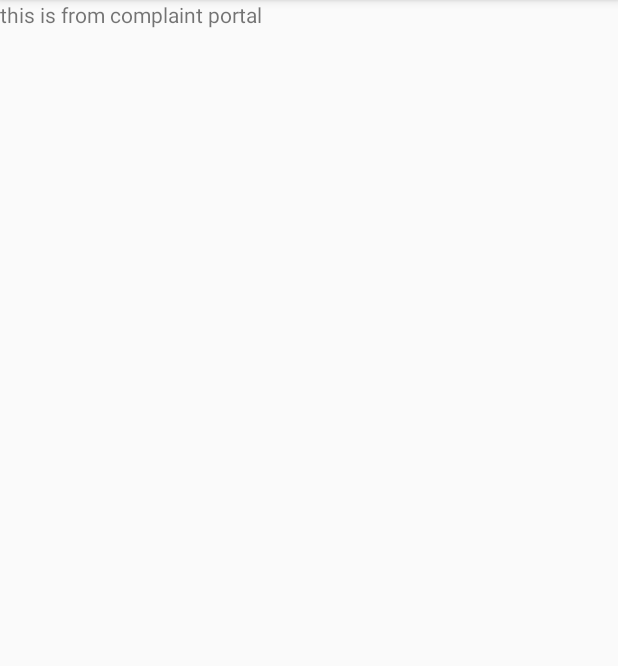
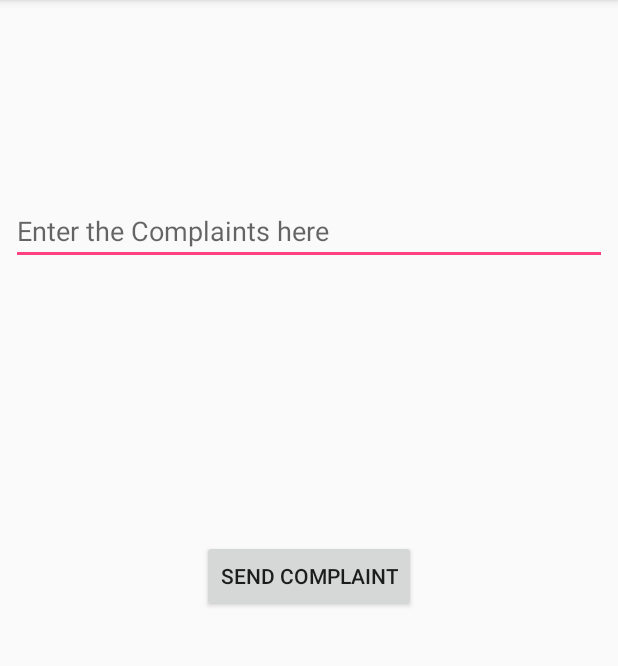
Before and after one commit to aniket0702/Businga, an Android app: the fragment ComplaintPortal shown on its own in the app's theme, on a phone screen of 412 x 824 dp, the part 84-750 px from its top. Run offline under Robolectric (Android 15) with nearby library versions, the phone set to English and light mode, and no system bars; our stand-ins replace Volley.

Commit message:
Complaint portal implemented

```diff
--- a/app/build.gradle
+++ b/app/build.gradle
@@ -26,6 +26,7 @@ dependencies {
     implementation 'com.android.support:support-v4:28.0.0-rc02'
     implementation 'com.android.support.constraint:constraint-layout:1.1.3'
     testImplementation 'junit:junit:4.12'
+    implementation 'com.android.volley:volley:1.0.0'
     androidTestImplementation 'com.android.support.test:runner:1.0.2'
     androidTestImplementation 'com.android.support.test.espresso:espresso-core:3.0.2'
     implementation 'com.android.support:recyclerview-v7:28.0.0-rc02'
--- a/app/src/main/AndroidManifest.xml
+++ b/app/src/main/AndroidManifest.xml
@@ -1,7 +1,7 @@
 <?xml version="1.0" encoding="utf-8"?>
 <manifest xmlns:android="http://schemas.android.com/apk/res/android"
     package="com.example.aniket.businga">
-
+    <uses-permission android:name="android.permission.INTERNET" />
     <application
         android:allowBackup="true"
         android:icon="@mipmap/ic_launcher"
--- a/app/src/main/java/com/example/aniket/businga/BusTrack.java
+++ b/app/src/main/java/com/example/aniket/businga/BusTrack.java
@@ -33,7 +33,7 @@ public class BusTrack extends Fragment {
 
     private void initializeData(){
         details = new ArrayList<>();
-        details.add(new BusTrackItemDetails("driver1", "79fjksfdhfdfa438"));
+        details.add(new BusTrackItemDetails("driver1", "79fjksfdh9fdfa438"));
         details.add(new BusTrackItemDetails("driver2", "789dafa34"));
         details.add(new BusTrackItemDetails("driver3", "7549fdsaf7"));
     }
--- a/app/src/main/java/com/example/aniket/businga/BusTrackItemDetails.java
+++ b/app/src/main/java/com/example/aniket/businga/BusTrackItemDetails.java
@@ -8,4 +8,5 @@ public class BusTrackItemDetails {
         this.driverName = driverName;
         this.busNumber = busNumber;
     }
+
 }
--- a/app/src/main/java/com/example/aniket/businga/ComplaintPortal.java
+++ b/app/src/main/java/com/example/aniket/businga/ComplaintPortal.java
@@ -1,17 +1,99 @@
 package com.example.aniket.businga;
 
+import android.app.ProgressDialog;
+import android.content.Context;
+import android.content.SharedPreferences;
 import android.os.Bundle;
 import android.support.annotation.NonNull;
 import android.support.annotation.Nullable;
 import android.support.v4.app.Fragment;
+import android.util.Log;
 import android.view.LayoutInflater;
 import android.view.View;
 import android.view.ViewGroup;
+import android.widget.Button;
+import android.widget.EditText;
+import android.widget.Toast;
+
+import com.android.volley.Request;
+import com.android.volley.RequestQueue;
+import com.android.volley.Response;
+import com.android.volley.VolleyError;
+import com.android.volley.toolbox.StringRequest;
+import com.android.volley.toolbox.Volley;
+
+import java.text.DateFormat;
+import java.util.Date;
+import java.util.HashMap;
+import java.util.Map;
+
+import static android.content.ContentValues.TAG;
 
 public class ComplaintPortal extends Fragment {
+    ProgressDialog progressDialog;
+    Button button;
+    EditText complaintPortalText;
     @Nullable
     @Override
     public View onCreateView(@NonNull LayoutInflater inflater, @Nullable ViewGroup container, @Nullable Bundle savedInstanceState) {
-        return inflater.inflate(R.layout.fragment_complaint_portal, container, false);
+        View view =  inflater.inflate(R.layout.fragment_complaint_portal, container, false);
+
+        complaintPortalText = view.findViewById(R.id.complaintPortalText);
+        button = view.findViewById(R.id.complaintSendButton);
+        SharedPreferences sharedPreferences = getContext().getSharedPreferences("Mypref",Context.MODE_PRIVATE);
+        final String name = sharedPreferences.getString("Name", " ");
+        button.setOnClickListener(new View.OnClickListener() {
+            @Override
+            public void onClick(View view) {
+                String currentDateTimeString = DateFormat.getDateTimeInstance().format(new Date());
+                String complaint;
+                complaint = complaintPortalText.getText().toString();
+
+                if (complaint.trim().length()==0) {
+                    Toast.makeText(getContext(), "Enter something!", Toast.LENGTH_SHORT).show();
+                }else{
+                    progressDialog=new ProgressDialog(getContext());
+                    progressDialog.setTitle("Authenticate");;
+                    progressDialog.setMessage("Authenticating...");
+                    progressDialog.show();
+                    String currentDateString = DateFormat.getDateTimeInstance().format(new Date());
+                    postNewComment(getContext(), complaint, currentDateString, name);
+                }
+            }
+        });
+        return view;
+    }
+    public void postNewComment(Context context, final String complaint, final String date, final String name){
+
+        Log.i(TAG, "getParams: " + complaint);
+        RequestQueue queue = Volley.newRequestQueue(context);
+        StringRequest sr = new StringRequest(Request.Method.POST,"https://script.google.com/macros/s/AKfycby0Rze19m7yU8aTYRAFfJDfgDhmjUPPiWFDp2NwfGL23CBU4ts/exec", new Response.Listener<String>() {
+            @Override
+            public void onResponse(String response) {
+                //Do something when response recieved
+                if(progressDialog!=null)
+                    progressDialog.dismiss();
+            }
+        }, new Response.ErrorListener() {
+            @Override
+            public void onErrorResponse(VolleyError error) {
+                error.printStackTrace();
+                if(progressDialog!=null)
+                    progressDialog.dismiss();
+            }
+        }){
+            @Override
+            protected Map<String,String> getParams(){
+                Map<String,String> params = new HashMap<String, String>();
+                params.put("complaint",complaint);
+                params.put("name", name);
+                Log.i(TAG, "getParams: " + complaint);
+                params.put("date",date);
+                Log.i(TAG, "getParams: " + date);
+                params.put("id", "1hsCOVzDZOlFZEiZ4k6GnMmqXmjs1HTvt-Rm8aQ_CPh4");
+                return params;
+            }
+        };
+        queue.add(sr);
     }
 }
--- a/app/src/main/res/layout/fragment_complaint_portal.xml
+++ b/app/src/main/res/layout/fragment_complaint_portal.xml
@@ -1,9 +1,25 @@
 <?xml version="1.0" encoding="utf-8"?>
-<android.support.constraint.ConstraintLayout
+<RelativeLayout
     xmlns:android="http://schemas.android.com/apk/res/android" android:layout_width="match_parent"
     android:layout_height="match_parent">
-    <TextView
+
+    <EditText
+        android:id="@+id/complaintPortalText"
         android:layout_width="match_parent"
-        android:layout_height="match_parent"
-        android:text="this is from complaint portal" />
-</android.support.constraint.ConstraintLayout>
+        android:layout_height="wrap_content"
+        android:layout_alignParentStart="true"
+        android:layout_alignParentTop="true"
+        android:layout_marginLeft="7dp"
+        android:layout_marginRight="7dp"
+        android:layout_marginTop="131dp"
+        android:hint="Enter the Complaints here" />
+
+    <Button
+        android:id="@+id/complaintSendButton"
+        android:layout_width="wrap_content"
+        android:layout_height="wrap_content"
+        android:layout_centerInParent="true"
+        android:text="Send Complaint" />
+
+
+</RelativeLayout>
```
